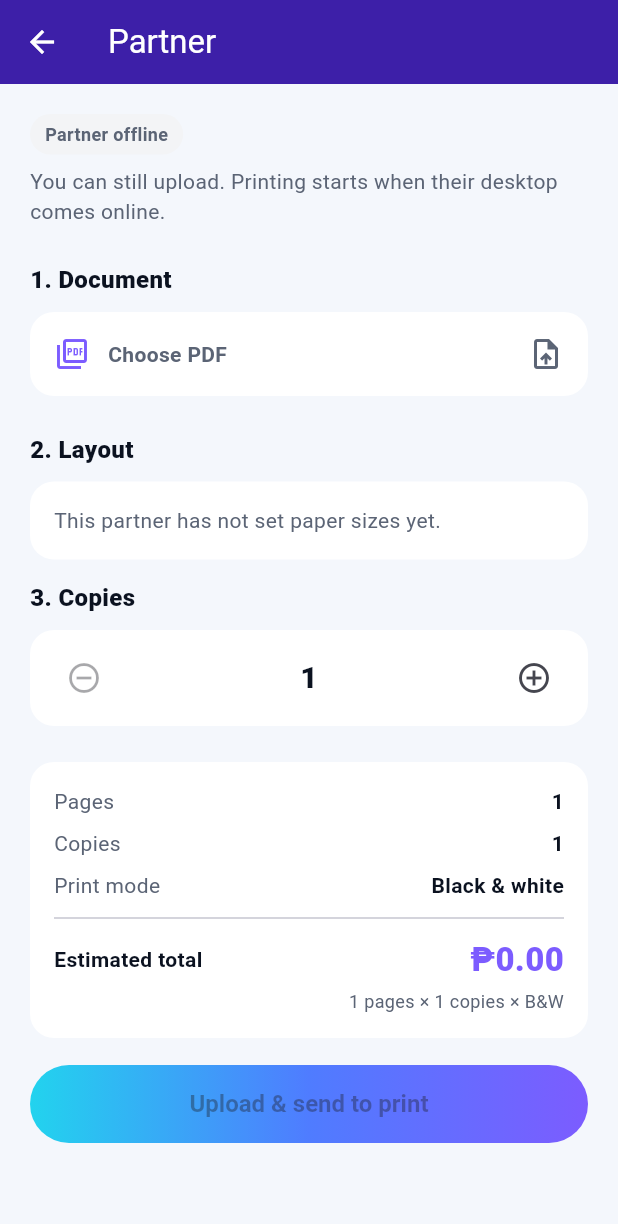
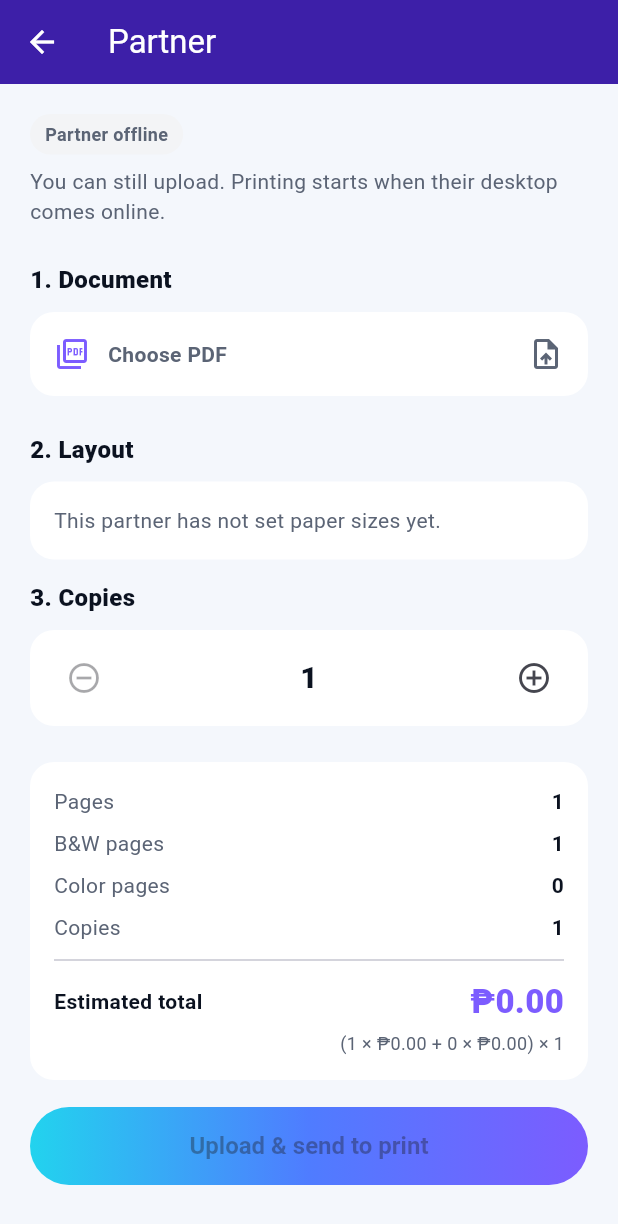
Before and after one commit to drewstack410-svg/PrintStack, a Flutter app: the PartnerOrderPage screen opened directly with empty values, on a phone screen of 412 x 824 dp. Shown: the top 1224 px of the screen. Run offline on Flutter 3.47's test engine with Material 3 defaults, Android fonts, the phone set to English and light mode, and no system bars; our stand-ins replace cloud_firestore, file_picker, firebase_auth, firebase_core, firebase_storage, google_sign_in; missing offline and left inert: pdfrx; accounts and stored records are empty.

Commit message:
test print

```diff
--- a/mobile/lib/pages/partner_order_page.dart
+++ b/mobile/lib/pages/partner_order_page.dart
@@ -22,7 +22,8 @@ class _PartnerOrderPageState extends State<PartnerOrderPage> {
   PaperSize? _selectedSize;
   int _copies = 1;
   int _pages = 1;
-  bool _isColor = false;
+  int _bwPages = 1;
+  int _colorPages = 0;
   bool _colorDetected = false;
   bool _readingPdf = false;
   bool _submitting = false;
@@ -31,15 +32,33 @@ class _PartnerOrderPageState extends State<PartnerOrderPage> {
 
   List<PaperSize> get _sizes => widget.partner.paperSizes;
 
-  double get _unitPrice {
-    final size = _selectedSize;
-    if (size == null) {
-      return 0;
-    }
-    return size.priceFor(color: _isColor);
+  double get _bwUnit => _selectedSize?.priceBw ?? 0;
+  double get _colorUnit => _selectedSize?.priceColor ?? 0;
+
+  double get _total {
+    final pageTotal = (_bwPages * _bwUnit) + (_colorPages * _colorUnit);
+    return pageTotal * _copies;
   }
 
-  double get _total => _unitPrice * _copies * _pages;
+  String get _pageBreakdown {
+    if (_colorPages > 0 && _bwPages > 0) {
+      return '$_bwPages B&W · $_colorPages color';
+    }
+    if (_colorPages > 0) {
+      return '$_colorPages color page${_colorPages == 1 ? '' : 's'}';
+    }
+    return '$_bwPages B&W page${_bwPages == 1 ? '' : 's'}';
+  }
+
+  String get _colorModeLabel {
+    if (_colorPages > 0 && _bwPages > 0) {
+      return 'Mixed';
+    }
+    if (_colorPages > 0) {
+      return 'Color';
+    }
+    return 'Black & white';
+  }
 
   @override
   void initState() {
@@ -47,6 +66,13 @@ class _PartnerOrderPageState extends State<PartnerOrderPage> {
     if (_sizes.isNotEmpty) {
       _selectedSize = _sizes.first;
     }
+  }
+
+  void _resetDetection({int pages = 1}) {
+    _pages = pages;
+    _bwPages = pages;
+    _colorPages = 0;
+    _colorDetected = false;
   }
 
   Future<void> _pickPdf() async {
@@ -73,9 +99,7 @@ class _PartnerOrderPageState extends State<PartnerOrderPage> {
     setState(() {
       _picked = file;
       _readingPdf = true;
-      _pages = 1;
-      _isColor = false;
-      _colorDetected = false;
+      _resetDetection();
     });
 
     final info = await analyzePdfSafe(file.path!);
@@ -85,9 +109,24 @@ class _PartnerOrderPageState extends State<PartnerOrderPage> {
 
     setState(() {
       _pages = info.pages;
-      _isColor = info.isColor;
+      _bwPages = info.bwPages;
+      _colorPages = info.colorPages;
       _colorDetected = true;
       _readingPdf = false;
+    });
+  }
+
+  void _forceAllBw() {
+    setState(() {
+      _bwPages = _pages;
+      _colorPages = 0;
+    });
+  }
+
+  void _forceAllColor() {
+    setState(() {
+      _colorPages = _pages;
+      _bwPages = 0;
     });
   }
 
@@ -124,7 +163,8 @@ class _PartnerOrderPageState extends State<PartnerOrderPage> {
         paperSizeId: size.id,
         copies: _copies,
         pages: _pages,
-        colorMode: _isColor ? 'color' : 'bw',
+        bwPages: _bwPages,
+        colorPages: _colorPages,
       );
 
       if (!mounted) {
@@ -133,11 +173,9 @@ class _PartnerOrderPageState extends State<PartnerOrderPage> {
 
       setState(() {
         _success =
-            'Uploaded $_pages page${_pages == 1 ? '' : 's'} (${_isColor ? 'color' : 'B&W'}). Waiting for partner desktop.';
+            'Uploaded $_pages page${_pages == 1 ? '' : 's'} ($_pageBreakdown). Waiting for partner desktop.';
         _picked = null;
-        _pages = 1;
-        _isColor = false;
-        _colorDetected = false;
+        _resetDetection();
       });
     } on ApiException catch (error) {
       if (mounted) {
@@ -237,8 +275,8 @@ class _PartnerOrderPageState extends State<PartnerOrderPage> {
                             const SizedBox(height: 4),
                             Text(
                               _readingPdf
-                                  ? 'Auto-detecting pages & color…'
-                                  : '$_pages page${_pages == 1 ? '' : 's'} · Auto-detected: ${_isColor ? 'Color' : 'Black & white'}',
+                                  ? 'Detecting each page (B&W vs color)…'
+                                  : '$_pages page${_pages == 1 ? '' : 's'} · $_pageBreakdown',
                               style: const TextStyle(
                                 color: AppColors.muted,
                                 fontSize: 13,
@@ -270,11 +308,18 @@ class _PartnerOrderPageState extends State<PartnerOrderPage> {
                 color: Colors.white,
                 borderRadius: BorderRadius.circular(16),
               ),
-              child: Row(
+              child: Column(
+                crossAxisAlignment: CrossAxisAlignment.start,
+                children: [
+                  Row(
                     children: [
                       Icon(
-                    _isColor ? Icons.palette_outlined : Icons.filter_b_and_w,
-                    color: _isColor ? AppColors.purple : AppColors.navy,
+                        _colorPages > 0
+                            ? Icons.palette_outlined
+                            : Icons.filter_b_and_w,
+                        color: _colorPages > 0
+                            ? AppColors.purple
+                            : AppColors.navy,
                       ),
                       const SizedBox(width: 12),
                       Expanded(
@@ -282,7 +327,7 @@ class _PartnerOrderPageState extends State<PartnerOrderPage> {
                           crossAxisAlignment: CrossAxisAlignment.start,
                           children: [
                             Text(
-                          _isColor ? 'Color document' : 'Black & white document',
+                              _colorModeLabel,
                               style: const TextStyle(
                                 fontWeight: FontWeight.w800,
                                 color: AppColors.navy,
@@ -291,7 +336,7 @@ class _PartnerOrderPageState extends State<PartnerOrderPage> {
                             const SizedBox(height: 2),
                             Text(
                               _colorDetected
-                              ? 'Detected automatically from the PDF'
+                                  ? 'Counted every page from the PDF'
                                   : 'Could not fully analyze; priced as B&W',
                               style: const TextStyle(
                                 color: AppColors.muted,
@@ -301,11 +346,29 @@ class _PartnerOrderPageState extends State<PartnerOrderPage> {
                           ],
                         ),
                       ),
-                  TextButton(
-                    onPressed: _submitting
+                    ],
+                  ),
+                  const SizedBox(height: 12),
+                  Row(
+                    children: [
+                      Expanded(
+                        child: OutlinedButton(
+                          onPressed: _submitting || _bwPages == _pages
                               ? null
-                        : () => setState(() => _isColor = !_isColor),
-                    child: Text(_isColor ? 'Use B&W' : 'Use Color'),
+                              : _forceAllBw,
+                          child: const Text('All B&W'),
+                        ),
+                      ),
+                      const SizedBox(width: 10),
+                      Expanded(
+                        child: OutlinedButton(
+                          onPressed: _submitting || _colorPages == _pages
+                              ? null
+                              : _forceAllColor,
+                          child: const Text('All Color'),
+                        ),
+                      ),
+                    ],
                   ),
                 ],
               ),
@@ -453,17 +516,21 @@ class _PartnerOrderPageState extends State<PartnerOrderPage> {
               children: [
                 _PriceRow(label: 'Pages', value: '$_pages'),
                 const SizedBox(height: 8),
+                _PriceRow(label: 'B&W pages', value: '$_bwPages'),
+                const SizedBox(height: 8),
+                _PriceRow(label: 'Color pages', value: '$_colorPages'),
+                const SizedBox(height: 8),
                 _PriceRow(label: 'Copies', value: '$_copies'),
-                const SizedBox(height: 8),
-                _PriceRow(
-                  label: 'Print mode',
-                  value: _isColor ? 'Color' : 'Black & white',
-                ),
                 if (size != null) ...[
                   const SizedBox(height: 8),
                   _PriceRow(
-                    label: 'Price / page',
-                    value: '₱${_unitPrice.toStringAsFixed(2)}',
+                    label: 'B&W / page',
+                    value: '₱${_bwUnit.toStringAsFixed(2)}',
+                  ),
+                  const SizedBox(height: 8),
+                  _PriceRow(
+                    label: 'Color / page',
+                    value: '₱${_colorUnit.toStringAsFixed(2)}',
                   ),
                 ],
                 const Divider(height: 24),
@@ -491,7 +558,7 @@ class _PartnerOrderPageState extends State<PartnerOrderPage> {
                 Align(
                   alignment: Alignment.centerRight,
                   child: Text(
-                    '$_pages pages × $_copies copies × ${_isColor ? 'color' : 'B&W'}',
+                    '($_bwPages × ₱${_bwUnit.toStringAsFixed(2)} + $_colorPages × ₱${_colorUnit.toStringAsFixed(2)}) × $_copies',
                     style: const TextStyle(
                       color: AppColors.muted,
                       fontSize: 12,
```
Also changed, not shown: mobile/lib/api/api_client.dart (+13 -1 lines), mobile/lib/utils/pdf_pages.dart (+38 -17 lines), 2 other files. Lines whose indentation alone changed are shown as unchanged.
